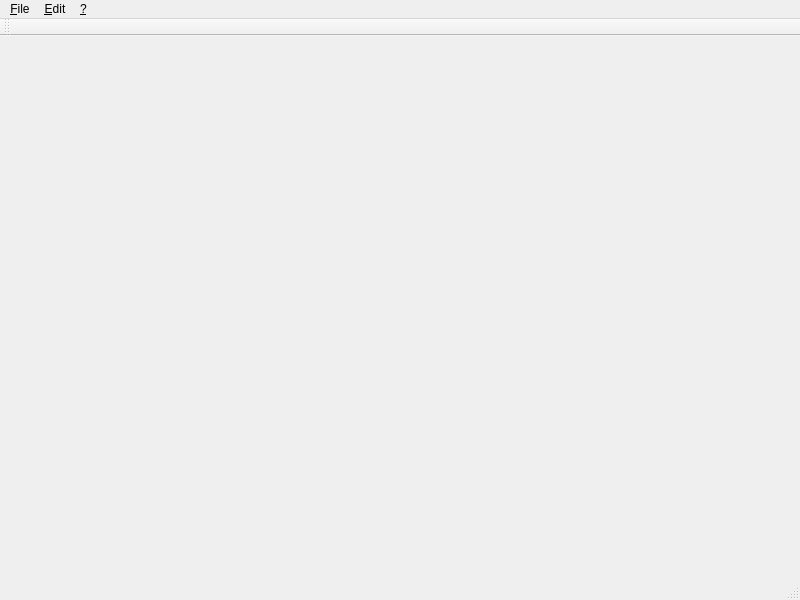
Qt form mainwindow.ui (tsymalla/mindmap-editor) before a commit.
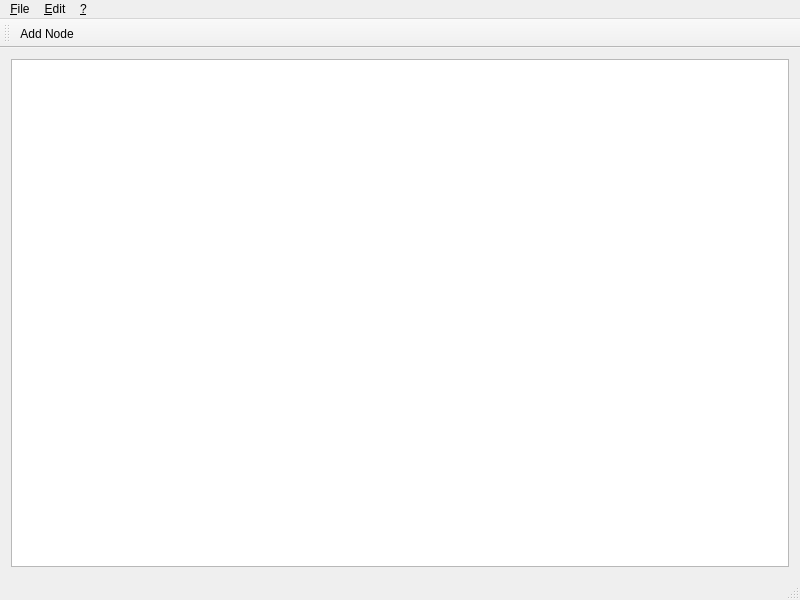
The same form after that commit.

```diff
--- a/mainwindow.ui
+++ b/mainwindow.ui
@@ -13,7 +13,13 @@
   <property name="windowTitle">
    <string>MainWindow</string>
   </property>
-  <widget class="QWidget" name="centralWidget"/>
+  <widget class="QWidget" name="centralWidget">
+   <layout class="QVBoxLayout" name="verticalLayout">
+    <item>
+     <widget class="QGraphicsView" name="mindmapView"/>
+    </item>
+   </layout>
+  </widget>
   <widget class="QMenuBar" name="menuBar">
    <property name="geometry">
     <rect>
@@ -58,6 +64,7 @@
    <attribute name="toolBarBreak">
     <bool>false</bool>
    </attribute>
+   <addaction name="actionAdd_Node"/>
   </widget>
   <widget class="QStatusBar" name="statusBar"/>
   <action name="action_New_Mindmap">
@@ -95,6 +102,14 @@
     <string>&amp;About</string>
    </property>
   </action>
+  <action name="actionAdd_Node">
+   <property name="text">
+    <string>Add Node</string>
+   </property>
+   <property name="toolTip">
+    <string>Add Node</string>
+   </property>
+  </action>
  </widget>
  <layoutdefault spacing="6" margin="11"/>
  <resources/>
```
Left out of the diff: 2 changed lines with no effect on the pictures.
